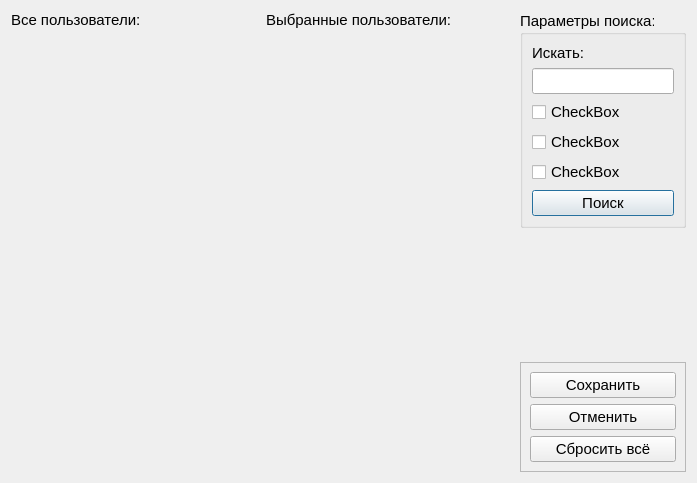
Qt form usersselectiondialog.ui (skripach2111/Kursovoy) before a commit.
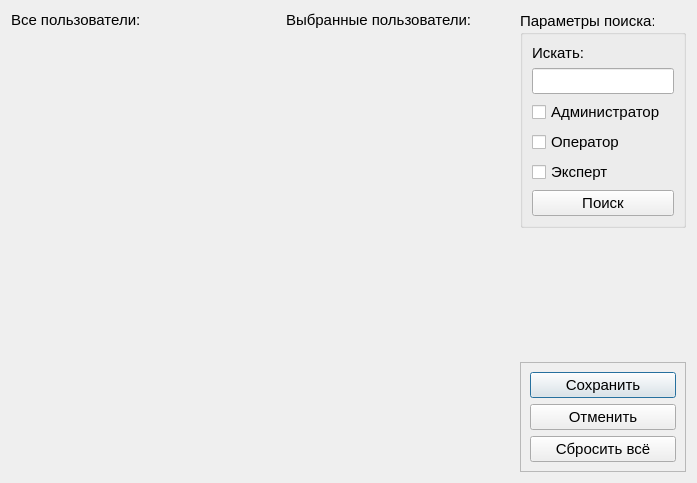
The same form after that commit. Custom widgets are drawn as their Qt base class.

The edit to the form file:
```diff
--- a/usersselectiondialog.ui
+++ b/usersselectiondialog.ui
@@ -14,6 +14,24 @@
    <string>Dialog</string>
   </property>
   <layout class="QGridLayout" name="gridLayout">
+   <item row="0" column="2">
+    <widget class="QLabel" name="label_2">
+     <property name="sizePolicy">
+      <sizepolicy hsizetype="Preferred" vsizetype="Maximum">
+       <horstretch>1</horstretch>
+       <verstretch>0</verstretch>
+      </sizepolicy>
+     </property>
+     <property name="font">
+      <font>
+       <pointsize>11</pointsize>
+      </font>
+     </property>
+     <property name="text">
+      <string>Выбранные пользователи:</string>
+     </property>
+    </widget>
+   </item>
    <item row="0" column="0">
     <widget class="QLabel" name="label">
      <property name="sizePolicy">
@@ -32,83 +50,7 @@
      </property>
     </widget>
    </item>
-   <item row="0" column="1">
-    <widget class="QLabel" name="label_2">
-     <property name="sizePolicy">
-      <sizepolicy hsizetype="Preferred" vsizetype="Maximum">
-       <horstretch>1</horstretch>
-       <verstretch>0</verstretch>
-      </sizepolicy>
-     </property>
-     <property name="font">
-      <font>
-       <pointsize>11</pointsize>
-      </font>
-     </property>
-     <property name="text">
-      <string>Выбранные пользователи:</string>
-     </property>
-    </widget>
-   </item>
-   <item row="0" column="2" rowspan="2">
-    <widget class="QGroupBox" name="groupBox">
-     <property name="sizePolicy">
-      <sizepolicy hsizetype="Fixed" vsizetype="Fixed">
-       <horstretch>0</horstretch>
-       <verstretch>0</verstretch>
-      </sizepolicy>
-     </property>
-     <property name="font">
-      <font>
-       <pointsize>11</pointsize>
-      </font>
-     </property>
-     <property name="title">
-      <string>Параметры поиска:</string>
-     </property>
-     <layout class="QVBoxLayout" name="verticalLayout_2">
-      <item>
-       <widget class="QLabel" name="label_3">
-        <property name="text">
-         <string>Искать:</string>
-        </property>
-       </widget>
-      </item>
-      <item>
-       <widget class="QLineEdit" name="lineEdit"/>
-      </item>
-      <item>
-       <widget class="QCheckBox" name="checkBox">
-        <property name="text">
-         <string>CheckBox</string>
-        </property>
-       </widget>
-      </item>
-      <item>
-       <widget class="QCheckBox" name="checkBox_2">
-        <property name="text">
-         <string>CheckBox</string>
-        </property>
-       </widget>
-      </item>
-      <item>
-       <widget class="QCheckBox" name="checkBox_3">
-        <property name="text">
-         <string>CheckBox</string>
-        </property>
-       </widget>
-      </item>
-      <item>
-       <widget class="QPushButton" name="pushButton_4">
-        <property name="text">
-         <string>Поиск</string>
-        </property>
-       </widget>
-      </item>
-     </layout>
-    </widget>
-   </item>
-   <item row="2" column="2">
+   <item row="2" column="3">
     <spacer name="verticalSpacer">
      <property name="orientation">
       <enum>Qt::Vertical</enum>
@@ -121,7 +63,7 @@
      </property>
     </spacer>
    </item>
-   <item row="3" column="2">
+   <item row="3" column="3">
     <widget class="QFrame" name="frame">
      <property name="font">
       <font>
@@ -174,9 +116,67 @@
      </property>
     </widget>
    </item>
-   <item row="1" column="1" rowspan="3">
-    <widget class="QWidget" name="widget_2" native="true">
+   <item row="0" column="3" rowspan="2">
+    <widget class="QGroupBox" name="groupBox">
      <property name="sizePolicy">
+      <sizepolicy hsizetype="Fixed" vsizetype="Fixed">
+       <horstretch>0</horstretch>
+       <verstretch>0</verstretch>
+      </sizepolicy>
+     </property>
+     <property name="font">
+      <font>
+       <pointsize>11</pointsize>
+      </font>
+     </property>
+     <property name="title">
+      <string>Параметры поиска:</string>
+     </property>
+     <layout class="QVBoxLayout" name="verticalLayout_2">
+      <item>
+       <widget class="QLabel" name="label_3">
+        <property name="text">
+         <string>Искать:</string>
+        </property>
+       </widget>
+      </item>
+      <item>
+       <widget class="QLineEdit" name="lineEdit_Search"/>
+      </item>
+      <item>
+       <widget class="QCheckBox" name="checkBox_Admin">
+        <property name="text">
+         <string>Администратор</string>
+        </property>
+       </widget>
+      </item>
+      <item>
+       <widget class="QCheckBox" name="checkBox_Operator">
+        <property name="text">
+         <string>Оператор</string>
+        </property>
+       </widget>
+      </item>
+      <item>
+       <widget class="QCheckBox" name="checkBox_Expert">
+        <property name="text">
+         <string>Эксперт</string>
+        </property>
+       </widget>
+      </item>
+      <item>
+       <widget class="QPushButton" name="pushButton_Search">
+        <property name="text">
+         <string>Поиск</string>
+        </property>
+       </widget>
+      </item>
+     </layout>
+    </widget>
+   </item>
+   <item row="1" column="2" rowspan="3">
+    <widget class="groupBox_leapButtons" name="groupBox_leapButtons_Selecting_Users" native="true">
+     <property name="sizePolicy">
       <sizepolicy hsizetype="Preferred" vsizetype="Preferred">
        <horstretch>1</horstretch>
        <verstretch>0</verstretch>
@@ -189,8 +189,29 @@
      </property>
     </widget>
    </item>
+   <item row="1" column="1">
+    <spacer name="horizontalSpacer">
+     <property name="orientation">
+      <enum>Qt::Horizontal</enum>
+     </property>
+     <property name="sizeHint" stdset="0">
+      <size>
+       <width>40</width>
+       <height>20</height>
+      </size>
+     </property>
+    </spacer>
+   </item>
   </layout>
  </widget>
+ <customwidgets>
+  <customwidget>
+   <class>groupBox_leapButtons</class>
+   <extends>QWidget</extends>
+   <header>groupbox_leapbuttons.h</header>
+   <container>1</container>
+  </customwidget>
+ </customwidgets>
  <resources/>
  <connections/>
 </ui>
```
Left out of the diff: 8 changed lines with no effect on the pictures.
